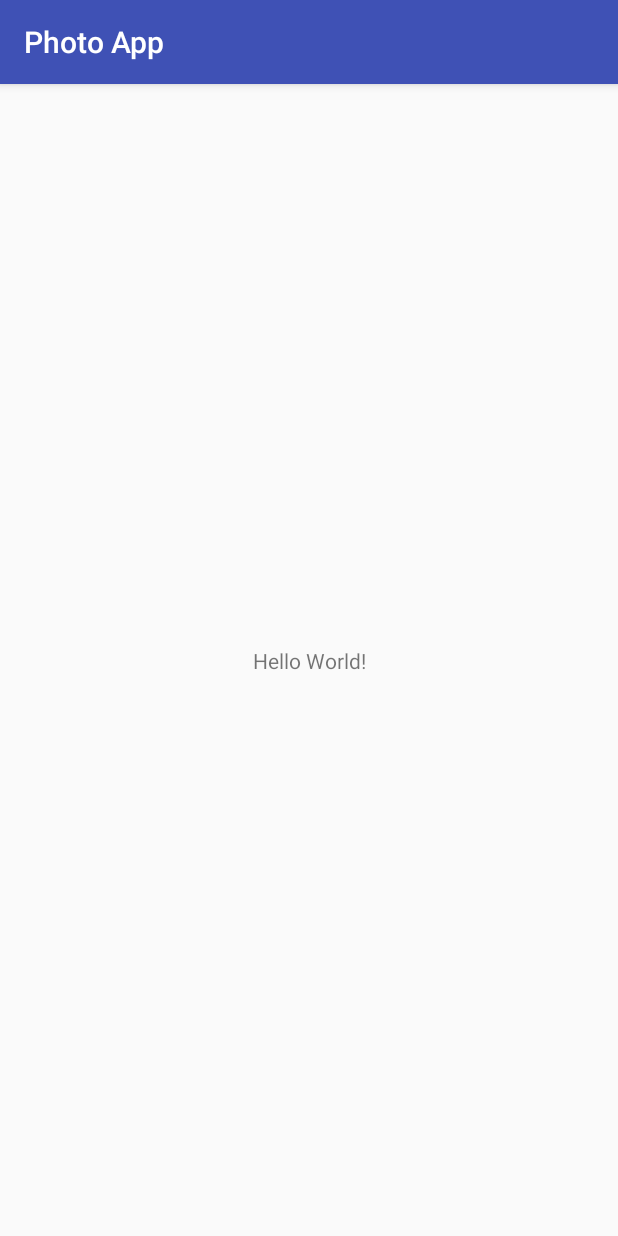
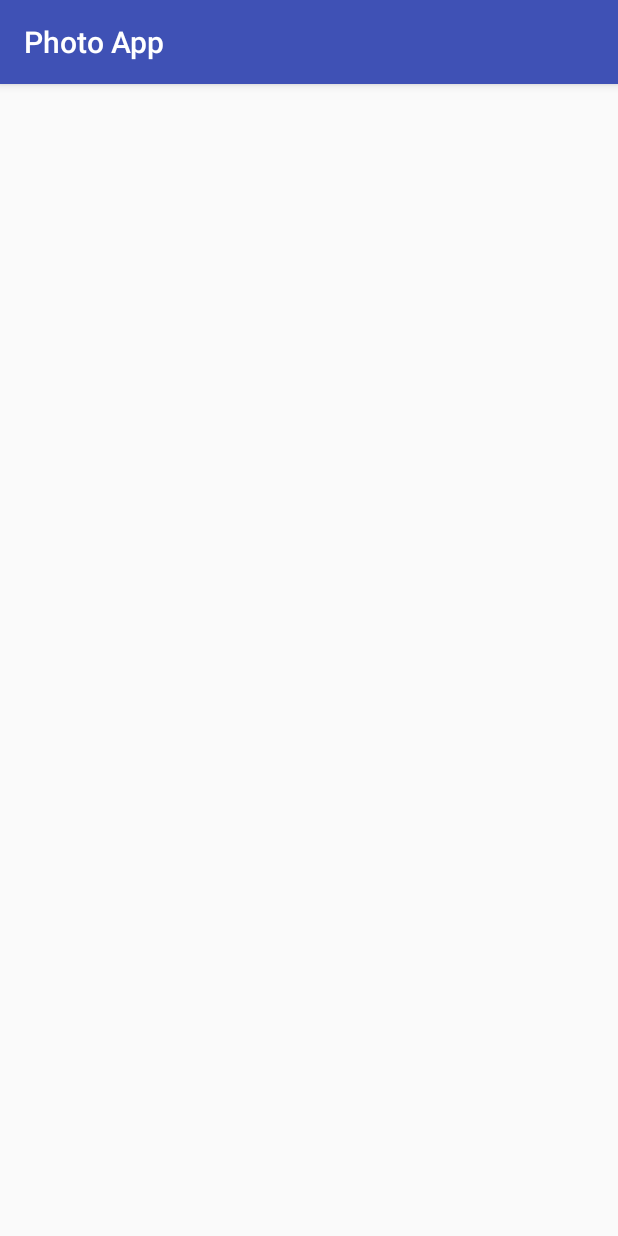
Before and after one commit to orlinle/PhotoApp, an Android app: the screen it shows after launch (MainActivity), on a phone screen of 412 x 824 dp. Run offline under Robolectric (Android 15) with nearby library versions, the phone set to English and light mode, and no system bars.

```diff
--- a/app/src/main/AndroidManifest.xml
+++ b/app/src/main/AndroidManifest.xml
@@ -16,6 +16,7 @@
                 <category android:name="android.intent.category.LAUNCHER" />
             </intent-filter>
         </activity>
+        <service android:name = ".ImageServiceService" android:exported="false"/>
     </application>
 
 </manifest>
--- a/app/src/main/res/layout/activity_main.xml
+++ b/app/src/main/res/layout/activity_main.xml
@@ -6,13 +6,4 @@
     android:layout_height="match_parent"
     tools:context=".MainActivity">
 
-    <TextView
-        android:layout_width="wrap_content"
-        android:layout_height="wrap_content"
-        android:text="Hello World!"
-        app:layout_constraintBottom_toBottomOf="parent"
-        app:layout_constraintLeft_toLeftOf="parent"
-        app:layout_constraintRight_toRightOf="parent"
-        app:layout_constraintTop_toTopOf="parent" />
-
 </android.support.constraint.ConstraintLayout>
```
Also changed, not shown: app/src/main/java/com/example/leah/photoapp/ImageServiceService.java (added, +34 -0 lines), app/src/main/java/com/example/leah/photoapp/MainActivity.java (+9 -1 lines).
